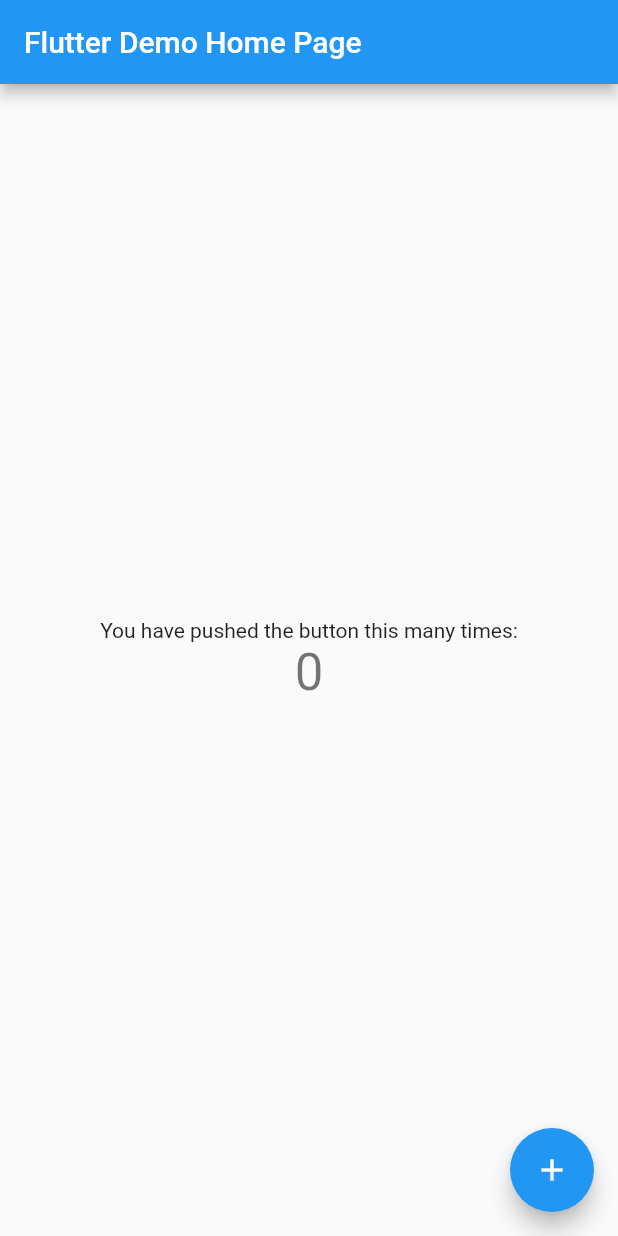
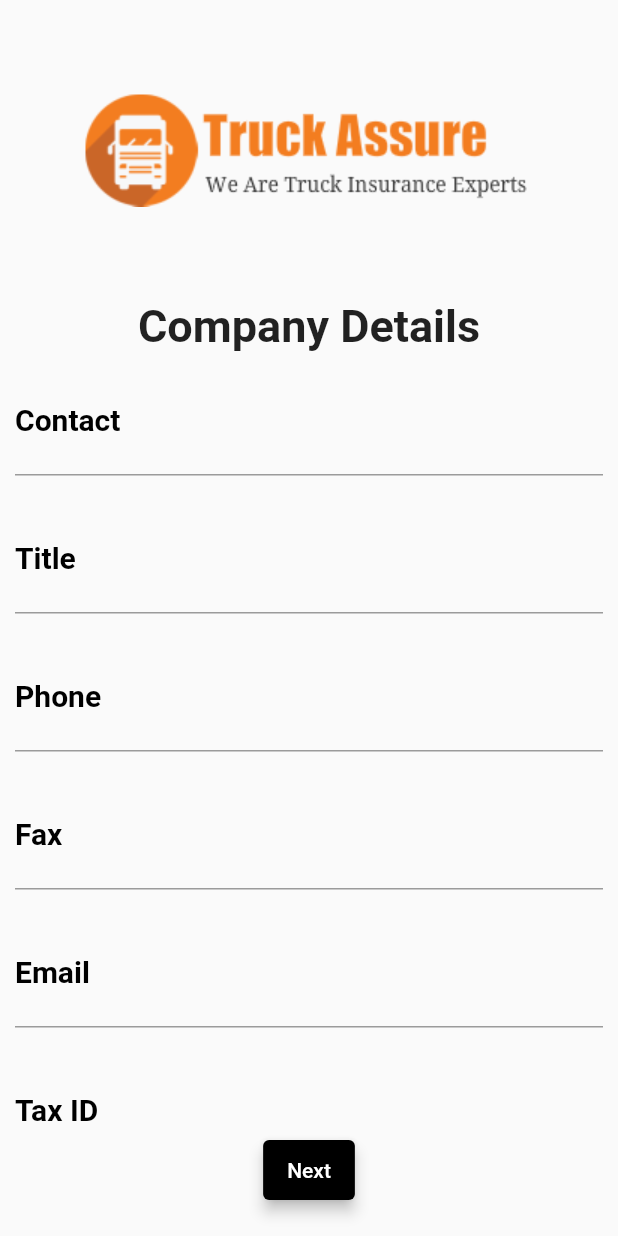
Before and after one commit to Flight552/truckassure, a Flutter app: the screen it shows after launch, on a phone screen of 412 x 824 dp. Run offline on Flutter 3.47's test engine with Material 2 defaults, Android fonts, the phone set to English and light mode, and no system bars.

Commit message:
Company Details Widget

```diff
--- a/lib/main.dart
+++ b/lib/main.dart
@@ -1,4 +1,5 @@
 import 'package:flutter/material.dart';
+import 'package:truckassure/widgets/company_widget.dart';
 
 void main() {
   runApp(MyApp());
@@ -11,34 +12,15 @@
     return MaterialApp(
       title: 'Flutter Demo',
       theme: ThemeData(
-        // This is the theme of your application.
-        //
-        // Try running your application with "flutter run". You'll see the
-        // application has a blue toolbar. Then, without quitting the app, try
-        // changing the primarySwatch below to Colors.green and then invoke
-        // "hot reload" (press "r" in the console where you ran "flutter run",
-        // or simply save your changes to "hot reload" in a Flutter IDE).
-        // Notice that the counter didn't reset back to zero; the application
-        // is not restarted.
         primarySwatch: Colors.blue,
       ),
-      home: MyHomePage(title: 'Flutter Demo Home Page'),
+      home: MyHomePage(title: 'Truck Assure'),
     );
   }
 }
 
 class MyHomePage extends StatefulWidget {
   MyHomePage({Key key, this.title}) : super(key: key);
-
-  // This widget is the home page of your application. It is stateful, meaning
-  // that it has a State object (defined below) that contains fields that affect
-  // how it looks.
-
-  // This class is the configuration for the state. It holds the values (in this
-  // case the title) provided by the parent (in this case the App widget) and
-  // used by the build method of the State. Fields in a Widget subclass are
-  // always marked "final".
-
   final String title;
 
   @override
@@ -46,68 +28,8 @@
 }
 
 class _MyHomePageState extends State<MyHomePage> {
-  int _counter = 0;
-
-  void _incrementCounter() {
-    setState(() {
-      // This call to setState tells the Flutter framework that something has
-      // changed in this State, which causes it to rerun the build method below
-      // so that the display can reflect the updated values. If we changed
-      // _counter without calling setState(), then the build method would not be
-      // called again, and so nothing would appear to happen.
-      _counter++;
-    });
-  }
-
   @override
   Widget build(BuildContext context) {
-    // This method is rerun every time setState is called, for instance as done
-    // by the _incrementCounter method above.
-    //
-    // The Flutter framework has been optimized to make rerunning build methods
-    // fast, so that you can just rebuild anything that needs updating rather
-    // than having to individually change instances of widgets.
-    return Scaffold(
-      appBar: AppBar(
-        // Here we take the value from the MyHomePage object that was created by
-        // the App.build method, and use it to set our appbar title.
-        title: Text(widget.title),
-      ),
-      body: Center(
-        // Center is a layout widget. It takes a single child and positions it
-        // in the middle of the parent.
-        child: Column(
-          // Column is also a layout widget. It takes a list of children and
-          // arranges them vertically. By default, it sizes itself to fit its
-          // children horizontally, and tries to be as tall as its parent.
-          //
-          // Invoke "debug painting" (press "p" in the console, choose the
-          // "Toggle Debug Paint" action from the Flutter Inspector in Android
-          // Studio, or the "Toggle Debug Paint" command in Visual Studio Code)
-          // to see the wireframe for each widget.
-          //
-          // Column has various properties to control how it sizes itself and
-          // how it positions its children. Here we use mainAxisAlignment to
-          // center the children vertically; the main axis here is the vertical
-          // axis because Columns are vertical (the cross axis would be
-          // horizontal).
-          mainAxisAlignment: MainAxisAlignment.center,
-          children: <Widget>[
-            Text(
-              'You have pushed the button this many times:',
-            ),
-            Text(
-              '$_counter',
-              style: Theme.of(context).textTheme.headline4,
-            ),
-          ],
-        ),
-      ),
-      floatingActionButton: FloatingActionButton(
-        onPressed: _incrementCounter,
-        tooltip: 'Increment',
-        child: Icon(Icons.add),
-      ), // This trailing comma makes auto-formatting nicer for build methods.
-    );
+    return Scaffold(body: CompanyWidget());
   }
 }
--- /dev/null
+++ b/lib/widgets/company_widget.dart
@@ -0,0 +1,149 @@
+import 'package:flutter/material.dart';
+
+class CompanyWidget extends StatelessWidget {
+  final _contact = TextEditingController();
+  final _title = TextEditingController();
+  final _phone = TextEditingController();
+  final _fax = TextEditingController();
+  final _email = TextEditingController();
+  final _taxId = TextEditingController();
+  final _fmcsa = TextEditingController();
+
+  @override
+  Widget build(BuildContext context) {
+    return Container(
+        child: Column(
+      children: [
+        Container(
+          height: 200,
+          child: Image.asset("assets/images/logo.png"),
+        ),
+        Container(
+          child: Text(
+            "Company Details",
+            style: TextStyle(fontSize: 30, fontWeight: FontWeight.bold),
+          ),
+        ),
+        Expanded(
+            child: SingleChildScrollView(
+          child: Column(
+            children: [
+              Padding(
+                  padding: EdgeInsets.all(10),
+                  child: TextField(
+                    decoration: InputDecoration(
+                        labelText: "Contact",
+                        labelStyle: TextStyle(
+                            fontSize: 20,
+                            fontWeight: FontWeight.bold,
+                            color: Colors.black)),
+                    style: TextStyle(color: Colors.black, fontSize: 25),
+                    controller: _contact,
+                    autocorrect: false,
+                  )),
+              Padding(
+                  padding: EdgeInsets.all(10),
+                  child: TextField(
+                    decoration: InputDecoration(
+                        labelText: "Title",
+                        labelStyle: TextStyle(
+                            fontSize: 20,
+                            fontWeight: FontWeight.bold,
+                            color: Colors.black)),
+                    style: TextStyle(color: Colors.black, fontSize: 25),
+                    controller: _title,
+                    autocorrect: false,
+                  )),
+              Padding(
+                  padding: EdgeInsets.all(10),
+                  child: TextField(
+                    keyboardType: TextInputType.number,
+                    decoration: InputDecoration(
+                        hintText: "+1-555-xxx-xxx-x",
+                        labelText: "Phone",
+                        labelStyle: TextStyle(
+                            fontSize: 20,
+                            fontWeight: FontWeight.bold,
+                            color: Colors.black)),
+                    style: TextStyle(color: Colors.black, fontSize: 25),
+                    controller: _phone,
+                    autocorrect: false,
+                  )),
+              Padding(
+                  padding: EdgeInsets.all(10),
+                  child: TextField(
+                    keyboardType: TextInputType.number,
+                    decoration: InputDecoration(
+                        hintText: "+1-555-xxx-xxx-x",
+                        labelText: "Fax",
+                        labelStyle: TextStyle(
+                            fontSize: 20,
+                            fontWeight: FontWeight.bold,
+                            color: Colors.black)),
+                    style: TextStyle(color: Colors.black, fontSize: 25),
+                    controller: _fax,
+                    autocorrect: false,
+                  )),
+              Padding(
+                  padding: EdgeInsets.all(10),
+                  child: TextField(
+                    keyboardType: TextInputType.emailAddress,
+                    decoration: InputDecoration(
+                        labelText: "Email",
+                        labelStyle: TextStyle(
+                            fontSize: 20,
+                            fontWeight: FontWeight.bold,
+                            color: Colors.black)),
+                    style: TextStyle(color: Colors.black, fontSize: 25),
+                    controller: _email,
+                    autocorrect: false,
+                  )),
+              Padding(
+                  padding: EdgeInsets.all(10),
+                  child: TextField(
+                    keyboardType: TextInputType.number,
+                    decoration: InputDecoration(
+                        hintText: "9xx-xx-xxxx",
+                        labelText: "Tax ID",
+                        labelStyle: TextStyle(
+                            fontSize: 20,
+                            fontWeight: FontWeight.bold,
+                            color: Colors.black)),
+                    style: TextStyle(color: Colors.black, fontSize: 25),
+                    controller: _taxId,
+                    autocorrect: false,
+                  )),
+              Padding(
+                  padding: EdgeInsets.all(10),
+                  child: TextField(
+                    decoration: InputDecoration(
+                        hintText: "FMCSA MC#",
+                        labelText: "FMCSA MC#",
+                        labelStyle: TextStyle(
+                            fontSize: 20,
+                            fontWeight: FontWeight.bold,
+                            color: Colors.black)),
+                    style: TextStyle(color: Colors.black, fontSize: 25),
+                    controller: _fmcsa,
+                    autocorrect: false,
+                    onSubmitted: (value) {},
+                  )),
+            ],
+          ),
+        )),
+        Container(
+            margin: EdgeInsets.only(bottom: 20),
+            child: ElevatedButton(
+                style: ElevatedButton.styleFrom(
+                    elevation: 4,
+                    primary: Colors.black,
+                    minimumSize: Size.square(40)),
+                onPressed: () {},
+                child: Text(
+                  "Next",
+                  style: TextStyle(color: Colors.white),
+                )))
+      ],
+    ));
+  }
+}
--- a/pubspec.yaml
+++ b/pubspec.yaml
@@ -45,9 +45,9 @@
   uses-material-design: true
 
   # To add assets to your application, add an assets section, like this:
-  # assets:
-  #   - images/a_dot_burr.jpeg
-  #   - images/a_dot_ham.jpeg
+  assets:
+    - assets/images/logo.png
+
 
   # An image asset can refer to one or more resolution-specific "variants", see
   # https://flutter.dev/assets-and-images/#resolution-aware.
```
Also changed, not shown: assets/images/logo.png (added), flutter_01.png (added), flutter_02.png (added), flutter_03.png (added), flutter_04.png (added).
